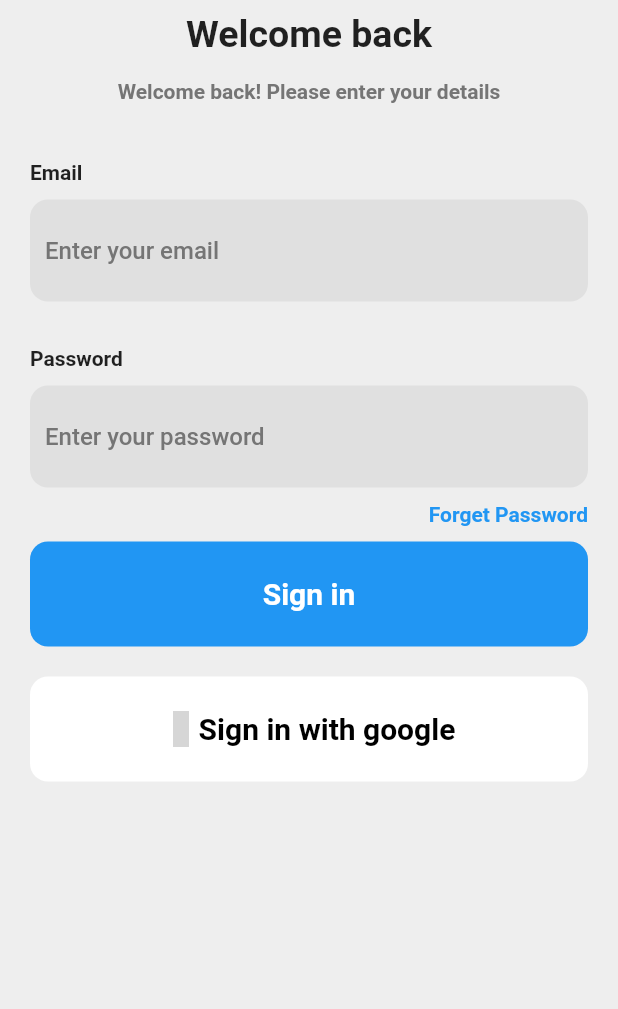
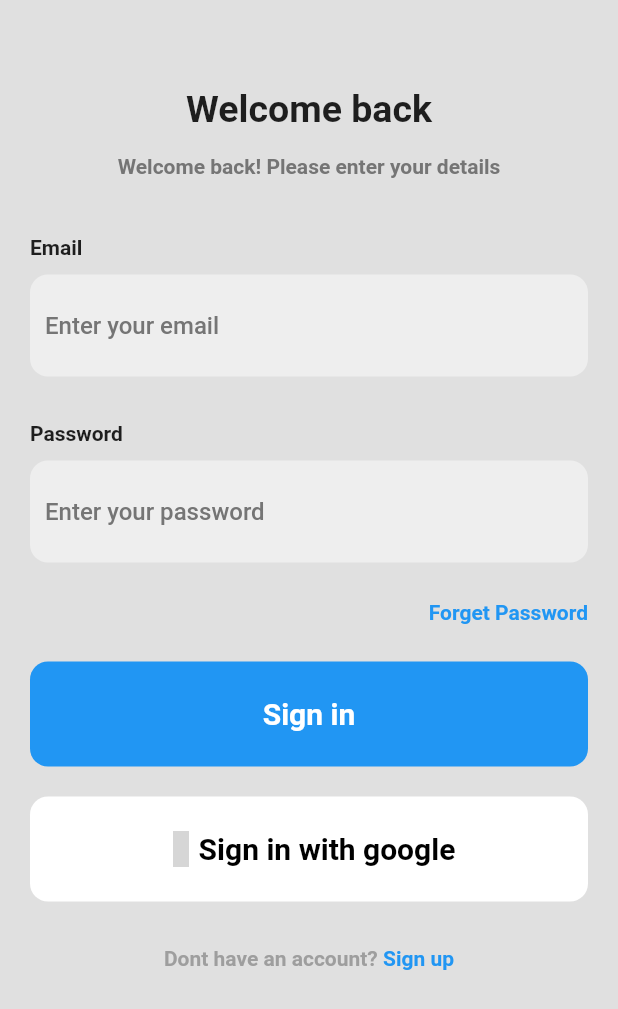
Before and after one commit to sajibahmedb98/FirebaseLogin, a Flutter app: the screen it shows after launch, on a phone screen of 412 x 824 dp. Shown: the top 1009 px of the screen. Run offline on Flutter 3.47's test engine with Material 2 defaults, Android fonts, the phone set to English and light mode, and no system bars; our stand-ins replace eva_icons_flutter, firebase_auth, firebase_core, google_sign_in; accounts and stored records are empty; grey boxes are pictures that could not be loaded.

```diff
--- a/lib/auth/auth_service.dart
+++ b/lib/auth/auth_service.dart
@@ -1,9 +1,8 @@
 import 'package:firebase_auth/firebase_auth.dart';
-import 'package:firebase_core/firebase_core.dart';
 import 'package:google_sign_in/google_sign_in.dart';
 import 'package:flutter/material.dart';
 import 'package:login_app/pages/home_page.dart';
-import 'package:login_app/pages/welocome_page.dart';
+import 'package:login_app/pages/login_page.dart';
 
 class AuthService {
   //handle auth state
@@ -11,10 +10,14 @@ class AuthService {
     return StreamBuilder(
       stream: FirebaseAuth.instance.authStateChanges(),
       builder: (BuildContext context, snapshot) {
+        //user is loged in
         if (snapshot.hasData) {
-          return const HomePage();
-        } else {
-          return const WelcomePage();
+          return  HomePage();
+        }
+
+        //user is not loged in
+        else {
+          return const LogInPage();
         }
       },
     );
--- a/lib/components/textfield.dart
+++ b/lib/components/textfield.dart
@@ -5,10 +5,12 @@ class UserTextField extends StatelessWidget {
     super.key,
     required this.hintText,
     required this.obscuredtext,
+    required this.textEditingController
   });
 
   final String hintText;
   final bool obscuredtext;
+  final TextEditingController textEditingController;
 
   @override
   Widget build(BuildContext context) {
@@ -17,10 +19,11 @@ class UserTextField extends StatelessWidget {
       child: Container(
         padding: const EdgeInsets.all(10),
         decoration: BoxDecoration(
-          color: Colors.grey[300],
+          color: Colors.grey[200],
           borderRadius: BorderRadius.circular(12),
         ),
         child: TextField(
+          controller: textEditingController,
           obscureText: obscuredtext,
           decoration: InputDecoration(
               border: InputBorder.none,
--- /dev/null
+++ b/lib/pages/login_page.dart
@@ -0,0 +1,225 @@
+import 'package:eva_icons_flutter/eva_icons_flutter.dart';
+import 'package:firebase_auth/firebase_auth.dart';
+import 'package:flutter/material.dart';
+import 'package:login_app/auth/auth_service.dart';
+import 'package:login_app/components/button.dart';
+import 'package:login_app/components/textfield.dart';
+import 'package:login_app/pages/register_page.dart';
+
+class LogInPage extends StatefulWidget {
+  const LogInPage({super.key});
+
+  @override
+  State<LogInPage> createState() => _LogInPageState();
+}
+
+class _LogInPageState extends State<LogInPage> {
+  //text eiditing controllers
+  final usernameController = TextEditingController();
+
+  final passwordController = TextEditingController();
+
+  //signin user with email and password
+  void signinUser() async {
+    showDialog(
+        context: context,
+        builder: (context) {
+          return const Center(
+            child: CircularProgressIndicator(),
+          );
+        });
+
+    // try sign in user
+    try {
+      await FirebaseAuth.instance.signInWithEmailAndPassword(
+        email: usernameController.text,
+        password: passwordController.text,
+      );
+      popLoadinCircle();
+    } on FirebaseAuthException catch (e) {
+      //pop loading circle
+      popLoadinCircle();
+
+      //show error message
+      showErrorMessage(e.code);
+
+    }
+  }
+
+  //pop circle loading dialog
+  void popLoadinCircle() {
+    Navigator.pop(context);
+  }
+
+  //show error message to the user
+  void showErrorMessage(String message) {
+    showDialog(
+        context: context,
+        builder: (context) {
+          return AlertDialog(
+            backgroundColor: Colors.blue.shade300,
+            title: Center(
+              child: Text(
+                message,
+                style: const TextStyle(
+                  color: Colors.white,
+                ),
+              ),
+            ),
+          );
+        });
+  }
+
+  @override
+  Widget build(BuildContext context) {
+    return Scaffold(
+      backgroundColor: Colors.grey[300],
+      body: SafeArea(
+        child: Padding(
+          padding: const EdgeInsets.symmetric(horizontal: 20),
+          child: SingleChildScrollView(
+            child: Column(
+              children: [
+                //welcome text :welcome back
+
+                const SizedBox(
+                  height: 50,
+                ),
+                const Padding(
+                  padding: EdgeInsets.all(8.0),
+                  child: Center(
+                    child: Text(
+                      'Welcome back',
+                      style: TextStyle(
+                        fontWeight: FontWeight.bold,
+                        fontSize: 25,
+                      ),
+                    ),
+                  ),
+                ),
+                Padding(
+                  padding: const EdgeInsets.all(8.0),
+                  child: Center(
+                    child: Text(
+                      'Welcome back! Please enter your details',
+                      style: TextStyle(
+                        color: Colors.grey[600],
+                        fontWeight: FontWeight.w600,
+                      ),
+                    ),
+                  ),
+                ),
+                const SizedBox(
+                  height: 30,
+                ),
+
+                //email textfield
+                Column(
+                  crossAxisAlignment: CrossAxisAlignment.start,
+                  children: [
+                    const Text(
+                      'Email',
+                      style: TextStyle(fontWeight: FontWeight.bold),
+                    ),
+                    UserTextField(
+                      textEditingController: usernameController,
+                      hintText: 'Enter your email',
+                      obscuredtext: false,
+                    ),
+                    const SizedBox(
+                      height: 20,
+                    ),
+
+                    //password textfield
+                    const Text(
+                      'Password',
+                      style: TextStyle(
+                        fontWeight: FontWeight.bold,
+                      ),
+                    ),
+                    UserTextField(
+                      textEditingController: passwordController,
+                      hintText: 'Enter your password',
+                      obscuredtext: true,
+                    ),
+
+                    //forgot password text
+                    Row(
+                      mainAxisAlignment: MainAxisAlignment.end,
+                      children: const [
+                        Padding(
+                          padding: EdgeInsets.only(top: 15, bottom: 15),
+                          child: Text(
+                            'Forget Password',
+                            style: TextStyle(
+                                color: Colors.blue, fontWeight: FontWeight.bold),
+                          ),
+                        ),
+                      ],
+                    ),
+
+                    //sign in button
+                    GestureDetector(
+                      onTap: () {
+                        signinUser();
+                      },
+                      child: const UserButton(
+                          buttonTextColor: Colors.white,
+                          buttonName: 'Sign in',
+                          buttonColor: Colors.blue),
+                    ),
+
+                    //sign in button with google icon
+                    GestureDetector(
+                      onTap: () {
+                        AuthService().signInWithGoogle();
+                      },
+                      child: const UserButton(
+                          buttonIcon: Icon(
+                            EvaIcons.googleOutline,
+                          ),
+                          buttonTextColor: Colors.black,
+                          buttonName: 'Sign in with google',
+                          buttonColor: Colors.white),
+                    ),
+
+                    //dont have an account?
+                    Row(
+                      mainAxisAlignment: MainAxisAlignment.center,
+                      children: [
+                        const Padding(
+                          padding: EdgeInsets.symmetric(vertical: 20),
+                          child: Text(
+                            'Dont have an account? ',
+                            style: TextStyle(
+                                color: Colors.grey, fontWeight: FontWeight.w600),
+                          ),
+                        ),
+                        GestureDetector(
+                          onTap: () => Navigator.push(
+                              context,
+                              MaterialPageRoute(
+                                builder: (context) => const RegisterPage(),
+                              )),
+                          child: const Text(
+                            'Sign up',
+                            style: TextStyle(
+                              fontWeight: FontWeight.bold,
+                              color: Colors.blue,
+                            ),
+                          ),
+                        )
+                      ],
+                    )
+                  ],
+                )
+
+                //forgot password text
+              ],
+            ),
+          ),
+        ),
+      ),
+    );
+  }
+}
--- a/lib/pages/welocome_page.dart
+++ /dev/null
@@ -1,118 +0,0 @@
-import 'package:eva_icons_flutter/eva_icons_flutter.dart';
-import 'package:flutter/material.dart';
-import 'package:login_app/auth/auth_service.dart';
-import 'package:login_app/components/button.dart';
-import 'package:login_app/components/textfield.dart';
-
-class WelcomePage extends StatelessWidget {
-  const WelcomePage({super.key});
-
-  @override
-  Widget build(BuildContext context) {
-    return Scaffold(
-      backgroundColor: Colors.grey[200],
-      body: SafeArea(
-        child: Padding(
-          padding: const EdgeInsets.symmetric(horizontal: 20),
-          child: Column(
-            crossAxisAlignment: CrossAxisAlignment.start,
-            children: [
-              //welcome text :welcome back
-              const Padding(
-                padding: EdgeInsets.all(8.0),
-                child: Center(
-                  child: Text(
-                    'Welcome back',
-                    style: TextStyle(
-                      fontWeight: FontWeight.bold,
-                      fontSize: 25,
-                    ),
-                  ),
-                ),
-              ),
-              Padding(
-                padding: const EdgeInsets.all(8.0),
-                child: Center(
-                  child: Text(
-                    'Welcome back! Please enter your details',
-                    style: TextStyle(
-                      color: Colors.grey[600],
-                      fontWeight: FontWeight.w600,
-                    ),
-                  ),
-                ),
-              ),
-              const SizedBox(
-                height: 30,
-              ),
-
-              //email textfield
-              Column(
-                crossAxisAlignment: CrossAxisAlignment.start,
-                children: [
-                  const Text(
-                    'Email',
-                    style: TextStyle(fontWeight: FontWeight.bold),
-                  ),
-                  const UserTextField(
-                    hintText: 'Enter your email',
-                    obscuredtext: false,
-                  ),
-                  const SizedBox(
-                    height: 20,
-                  ),
-
-                  //password textfield
-                  const Text(
-                    'Password',
-                    style: TextStyle(fontWeight: FontWeight.bold),
-                  ),
-                  const UserTextField(
-                    hintText: 'Enter your password',
-                    obscuredtext: true,
-                  ),
-
-                  //forgot password text
-                  Row(
-                    mainAxisAlignment: MainAxisAlignment.end,
-                    children: const [
-                      Text(
-                        'Forget Password',
-                        style: TextStyle(
-                            color: Colors.blue, fontWeight: FontWeight.bold),
-                      ),
-                    ],
-                  ),
-
-                  //sign in button
-                  const UserButton(
-                      buttonTextColor: Colors.white,
-                      buttonName: 'Sign in',
-                      buttonColor: Colors.blue),
-
-                  //sign in button with google icon
-                  GestureDetector(
-                    onTap: () {
-                      AuthService().signInWithGoogle();
-                    },
-                    child: const UserButton(
-                        buttonIcon: Icon(
-                          EvaIcons.googleOutline,
-                        ),
-                        buttonTextColor: Colors.black,
-                        buttonName: 'Sign in with google',
-                        buttonColor: Colors.white),
-                  ),
-
-                  //dont have an account?
-                ],
-              )
-
-              //forgot password text
-            ],
-          ),
-        ),
-      ),
-    );
-  }
-}
--- a/pubspec.yaml
+++ b/pubspec.yaml
@@ -36,6 +36,7 @@ dependencies:
   firebase_core: ^2.8.0
   firebase_auth: ^4.3.0
   google_sign_in: ^6.0.2
+  http: ^0.13.5
 
 
   # The following adds the Cupertino Icons font to your application.
```
Also changed, not shown: lib/main.dart (+5 -2 lines), lib/model/team.dart (added, +10 -0 lines), lib/pages/home_page.dart (+44 -9 lines), lib/pages/register_page.dart (added, +240 -0 lines), lib/firebase_options.dart (added), pubspec.lock, 5 other files.
